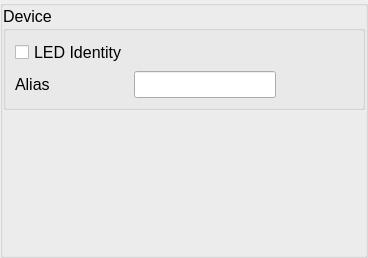
First picture: the form in source/wnd/ui/mrqsys.ui, repository ww4u/megarobostudio, before the edit.
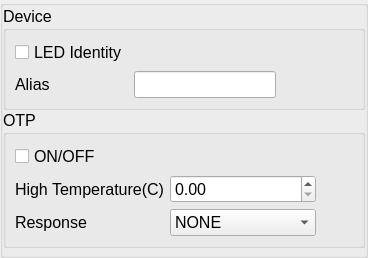
Second picture: the form after the edit.

Diff of the .ui file:
```diff
--- a/source/wnd/ui/mrqsys.ui
+++ b/source/wnd/ui/mrqsys.ui
@@ -98,6 +98,80 @@
         </layout>
        </widget>
       </item>
+      <item>
+       <widget class="QGroupBox" name="groupBox_2">
+        <property name="title">
+         <string>OTP</string>
+        </property>
+        <layout class="QGridLayout" name="gridLayout">
+         <item row="1" column="0">
+          <widget class="QLabel" name="label">
+           <property name="text">
+            <string>High Temperature(C)</string>
+           </property>
+          </widget>
+         </item>
+         <item row="0" column="0">
+          <widget class="QCheckBox" name="chkOtp">
+           <property name="text">
+            <string>ON/OFF</string>
+           </property>
+          </widget>
+         </item>
+         <item row="1" column="1">
+          <widget class="QDoubleSpinBox" name="spinHighT">
+           <property name="maximum">
+            <double>200.000000000000000</double>
+           </property>
+          </widget>
+         </item>
+         <item row="1" column="2">
+          <spacer name="horizontalSpacer">
+           <property name="orientation">
+            <enum>Qt::Horizontal</enum>
+           </property>
+           <property name="sizeHint" stdset="0">
+            <size>
+             <width>40</width>
+             <height>20</height>
+            </size>
+           </property>
+          </spacer>
+         </item>
+         <item row="2" column="0">
+          <widget class="QLabel" name="label_2">
+           <property name="text">
+            <string>Response</string>
+           </property>
+          </widget>
+         </item>
+         <item row="2" column="1">
+          <widget class="QComboBox" name="cmbTResp">
+           <item>
+            <property name="text">
+             <string>NONE</string>
+            </property>
+           </item>
+           <item>
+            <property name="text">
+             <string>ALARM</string>
+            </property>
+           </item>
+           <item>
+            <property name="text">
+             <string>STOP</string>
+            </property>
+           </item>
+           <item>
+            <property name="text">
+             <string>ALARM + STOP</string>
+            </property>
+           </item>
+          </widget>
+         </item>
+        </layout>
+       </widget>
+      </item>
       <item>
        <spacer name="verticalSpacer_2">
         <property name="orientation">
```
